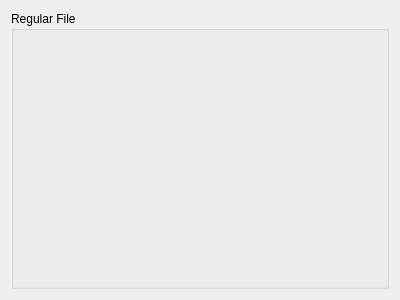
First picture: the form in lib/arinc665_qt/media/RegularFileWidget.ui, repository hirah2205/ARINC-665, before the edit.
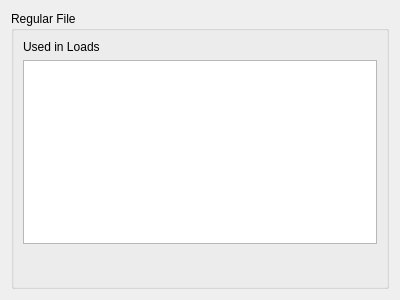
Second picture: the form after the edit.

Patch:
```diff
--- a/lib/arinc665_qt/media/RegularFileWidget.ui
+++ b/lib/arinc665_qt/media/RegularFileWidget.ui
@@ -19,6 +19,47 @@
      <property name="title">
       <string>Regular File</string>
      </property>
+     <layout class="QVBoxLayout" name="verticalLayout_2">
+      <item>
+       <widget class="QLabel" name="label">
+        <property name="text">
+         <string>Used in Loads</string>
+        </property>
+        <property name="buddy">
+         <cstring>usedInLoads</cstring>
+        </property>
+       </widget>
+      </item>
+      <item>
+       <widget class="QTableView" name="usedInLoads">
+        <property name="selectionMode">
+         <enum>QAbstractItemView::NoSelection</enum>
+        </property>
+        <property name="selectionBehavior">
+         <enum>QAbstractItemView::SelectRows</enum>
+        </property>
+        <attribute name="horizontalHeaderStretchLastSection">
+         <bool>true</bool>
+        </attribute>
+        <attribute name="verticalHeaderVisible">
+         <bool>false</bool>
+        </attribute>
+       </widget>
+      </item>
+      <item>
+       <spacer name="verticalSpacer">
+        <property name="orientation">
+         <enum>Qt::Vertical</enum>
+        </property>
+        <property name="sizeHint" stdset="0">
+         <size>
+          <width>20</width>
+          <height>40</height>
+         </size>
+        </property>
+       </spacer>
+      </item>
+     </layout>
     </widget>
    </item>
   </layout>
```
